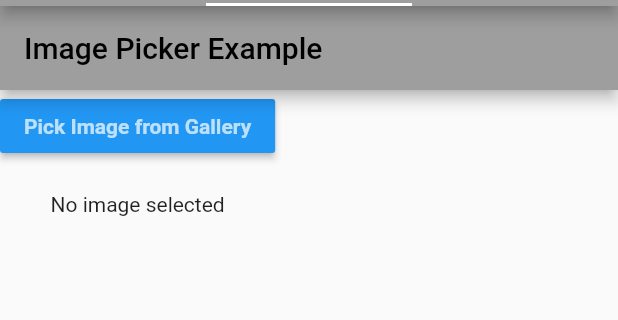
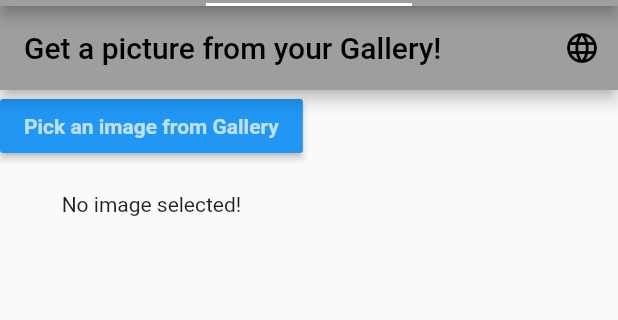
Before and after one commit to Rinatum/vdd-flutter-app, a Flutter app: the screen it shows once a user with an empty profile is signed in, tab 2 chosen, on a phone screen of 412 x 824 dp, the part 78-398 px from its top. Run offline on Flutter 3.47's test engine with Material 2 defaults, Android fonts, the light colour scheme and no system bars; our stand-ins replace dio, easy_localization, firebase_auth, firebase_core, fluttertoast, image_picker and 1 more; missing offline and left inert: before_after; accounts and stored records are empty.

Commit message:
Added English and Russian localisation

```diff
--- /dev/null
+++ b/assets/translations/en-US.json
@@ -0,0 +1,13 @@
+{
+  "photo_title": "Take a picture!",
+  "error_no_image": "No image selected!",
+  "snackbar_image_saved": "Image saved!",
+  "display_picture": "Display the picture",
+  "gallery_title": "Get a picture from your Gallery!",
+  "gallery_pick": "Pick an image from Gallery",
+  "analysis_title": "Analysis Screen",
+  "analysis_send": "Send your images to analysis",
+  "analysis_info": "This is Analysis Screen",
+  "analysis_ready_to_send": "Files are ready to be sent",
+  "error_analysis_no_files": "Add photos before sending!"
+}
--- /dev/null
+++ b/assets/translations/ru-RU.json
@@ -0,0 +1,13 @@
+{
+  "photo_title": "Сфотографируйте повреждение!",
+  "error_no_image": "Не выбрано ни одной картинки!",
+  "snackbar_image_saved": "Фото сохранено!",
+  "display_picture": "Показать фото",
+  "gallery_title": "Выберите фото из Галереи!",
+  "gallery_pick": "Выберите фотографию из своей Галереи",
+  "analysis_title": "Анализ повреждений",
+  "analysis_send": "Отправте фото на анализ",
+  "analysis_info": "Экран анализа",
+  "analysis_ready_to_send": "Файлы готовы к отправке",
+  "error_analysis_no_files": "Добавте фото перед отправкой!"
+}
--- a/lib/main.dart
+++ b/lib/main.dart
@@ -12,9 +12,14 @@ import 'package:cpmdwithf_project/domain/image_storage.dart';
 import 'screens/auth.dart';
 import 'data/theme_change.dart';
 
+// import 'package:flutter_localizations/flutter_localizations.dart';
+import 'package:easy_localization/easy_localization.dart';
+
 Future<void> main() async {
   WidgetsFlutterBinding.ensureInitialized();
+  await EasyLocalization.ensureInitialized();
   await Firebase.initializeApp();
+
   runApp(
     const HomePage(),
   );
@@ -28,7 +33,6 @@ class HomePage extends StatefulWidget {
 }
 
 class HomePageState extends State<HomePage> {
-  // DarkThemeProvider themeChangeProvider = DarkThemeProvider();
 
   @override
   void initState() {
@@ -42,7 +46,13 @@ class HomePageState extends State<HomePage> {
       initialData: null,
       child: ChangeNotifierProvider<DarkThemeProvider>(
         create: (context) => DarkThemeProvider(),
-        child: const LandingPage(),
+        child: EasyLocalization(
+            supportedLocales: const [Locale('en', 'US'), Locale('ru', 'RU')],
+            path: 'assets/translations',
+            fallbackLocale: const Locale('en', 'US'),
+            startLocale: const Locale("en", "US"),
+            child:const LandingPage(),
+        ),
       ),
     );
   }
@@ -63,18 +73,27 @@ class LandingPage extends StatelessWidget {
           brightness: themeChangeProvider.darkTheme
               ? Brightness.dark
               : Brightness.light),
-      darkTheme: ThemeData(
-        primarySwatch: Colors.grey,
-        brightness: Brightness.dark,
-        /* dark theme settings */
-      ),
+      localizationsDelegates: context.localizationDelegates,
+      supportedLocales: context.supportedLocales,
+      locale: context.locale,
       home: isLoggedIn ? const MyApp() : const AuthorizationPage(),
     );
   }
 }
 
-class MyApp extends StatelessWidget {
+class MyApp extends StatefulWidget {
   const MyApp({super.key});
+
+  @override
+  MyAppState createState() => MyAppState();
+}
+
+class MyAppState extends State<MyApp> {
+
+  @override
+  void initState() {
+    super.initState();
+  }
 
   static const List<Tab> tabs = <Tab>[
     Tab(
--- a/lib/ui/main_tabs/gallery.dart
+++ b/lib/ui/main_tabs/gallery.dart
@@ -1,14 +1,13 @@
 import 'dart:io';
 
 import 'package:cpmdwithf_project/domain/image_storage.dart';
+import 'package:easy_localization/easy_localization.dart';
 import 'package:flutter/material.dart';
 import 'package:image_picker/image_picker.dart';
 import 'package:provider/provider.dart';
 
 class GalleryScreen extends StatefulWidget {
   const GalleryScreen({super.key});
-
-  final String title = 'Gallery Screen';
 
   @override
   State<GalleryScreen> createState() => _GalleryScreenState();
@@ -31,15 +30,30 @@ class _GalleryScreenState extends State<GalleryScreen> {
 
     return Scaffold(
       appBar: AppBar(
-        title: const Text("Image Picker Example"),
+        title: Text("gallery_title".tr()),
+        actions: [
+          IconButton(
+              onPressed: () {
+                if (context.locale.toString() == "en_US") {
+                  setState(() {
+                    context.setLocale(const Locale("ru", "RU"));
+                  });
+                } else {
+                  setState(() {
+                    context.setLocale(const Locale("en", "US"));
+                  });
+                }
+              },
+              icon: const Icon(Icons.language))
+        ],
       ),
       body: SafeArea(
         child: Column(
           children: [
             MaterialButton(
                 color: Colors.blue,
-                child: const Text("Pick Image from Gallery",
-                    style: TextStyle(
+                child: Text("gallery_pick".tr(),
+                    style: const TextStyle(
                         color: Colors.white70, fontWeight: FontWeight.bold)),
                 onPressed: () async {
                   // take the photo from the gallery and make sure that the photo was taken (not null)
@@ -50,9 +64,9 @@ class _GalleryScreenState extends State<GalleryScreen> {
                   // update the look of the screen and display a snack-bar message
                   setState(() {
                     ScaffoldMessenger.of(context).showSnackBar(
-                      const SnackBar(
-                        content: Text('Image saved'),
-                        duration: Duration(seconds: 1),
+                      SnackBar(
+                        content: Text('snackbar_image_saved'.tr()),
+                        duration: const Duration(seconds: 1),
                       ),
                     );
                   });
@@ -76,7 +90,7 @@ class _GalleryScreenState extends State<GalleryScreen> {
                       },
                     ),
                   )
-                : const Text('No image selected'),
+                : Text('error_no_image'.tr()),
           ],
         ),
       ),
--- a/pubspec.yaml
+++ b/pubspec.yaml
@@ -56,6 +56,7 @@ dependencies:
   fluttertoast: ^8.0.9
   path: ^1.8.2
   shared_preferences: ^2.0.15
+  easy_localization: ^3.0.1
 
 
 dev_dependencies:
@@ -84,6 +85,8 @@ flutter:
   # assets:
   #   - images/a_dot_burr.jpeg
   #   - images/a_dot_ham.jpeg
+  assets:
+    - assets/translations/
 
   # An image asset can refer to one or more resolution-specific "variants", see
   # https://flutter.dev/assets-and-images/#resolution-aware
```
Also changed, not shown: lib/ui/main_tabs/analysis.dart (+22 -8 lines).
